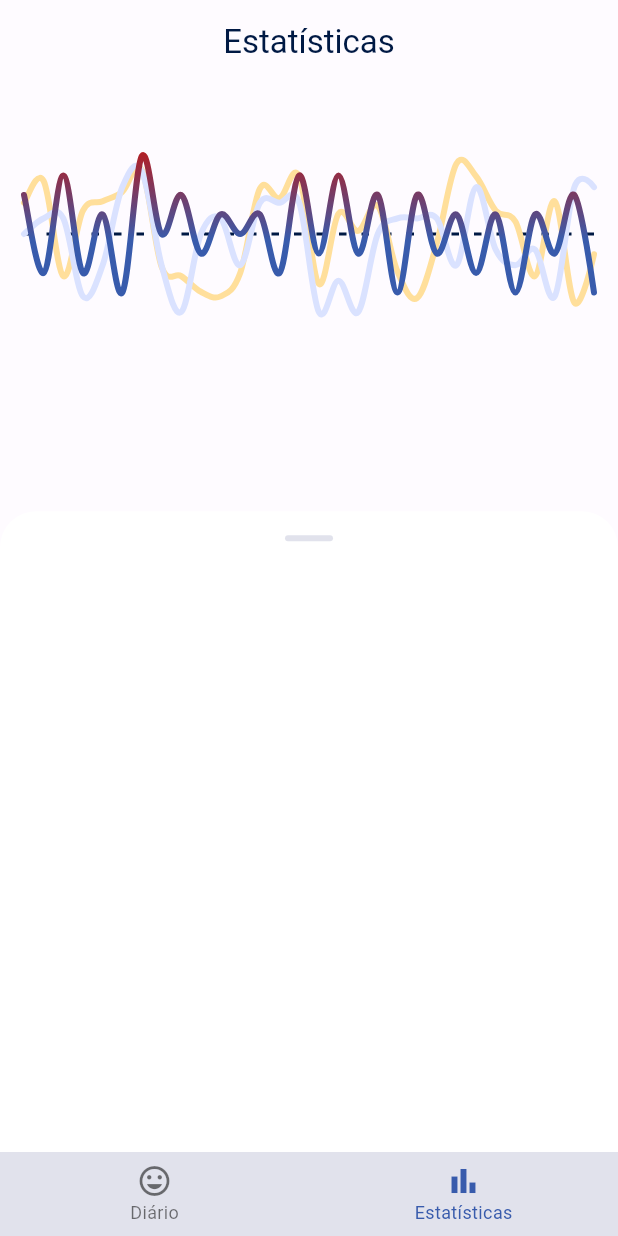
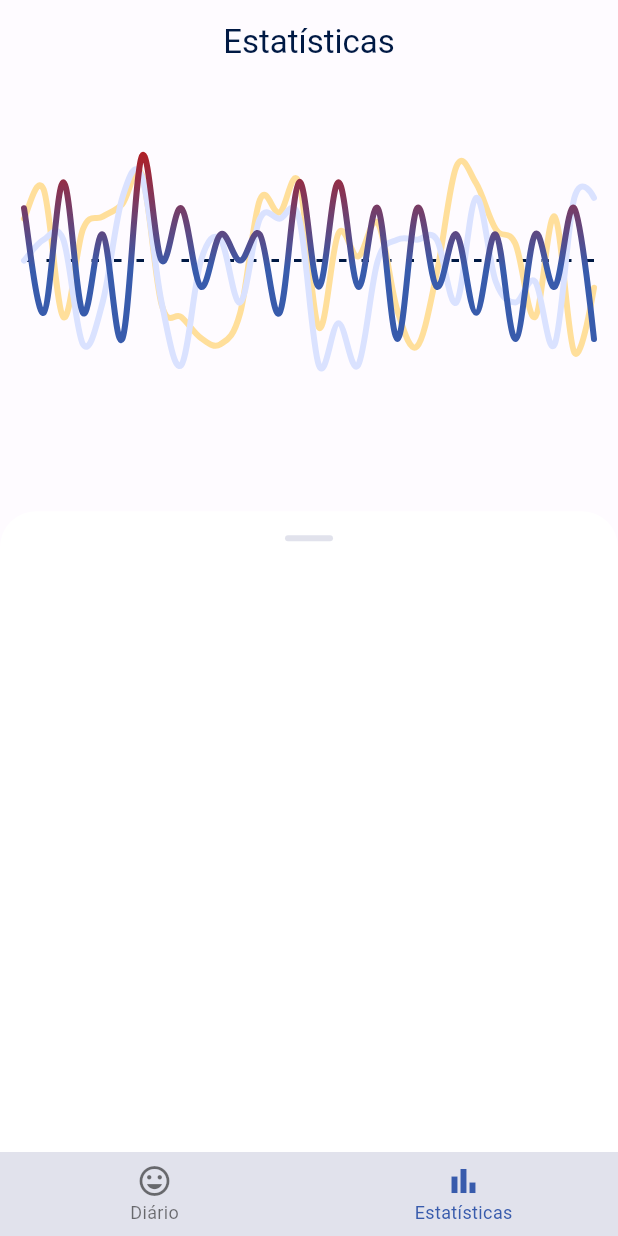
Before and after one commit to jv-soares/moodify_app, a Flutter app: the screen it shows after launch, item 2 of the bottom bar chosen, on a phone screen of 412 x 824 dp. Run offline on Flutter 3.47's test engine with Material 2 defaults, Android fonts, the phone set to English and light mode, and no system bars; drawn by our look-alikes of fl_chart; our stand-ins replace equatable, flutter_local_notifications, get_it, rxdart, scroll_snap_list, sqflite and 1 more; accounts and stored records are empty.

Commit message:
fix chart height

```diff
--- a/lib/src/pages/statistics/statistics_page.dart
+++ b/lib/src/pages/statistics/statistics_page.dart
@@ -28,7 +28,7 @@ class StatisticsPage extends StatelessWidget {
           children: [
             Container(
               padding: const EdgeInsets.symmetric(horizontal: 16, vertical: 48),
-              height: 200,
+              height: MediaQuery.of(context).size.height / 3.5,
               child: LineChart(
                 LineChartData(
                   lineBarsData: [
```
